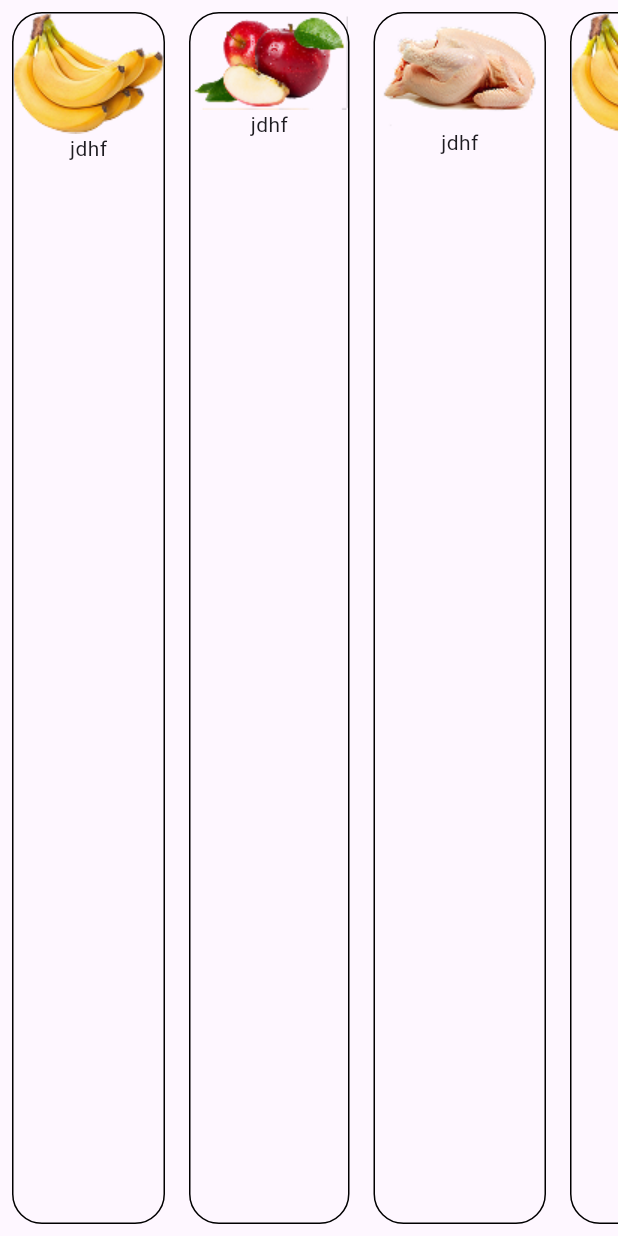
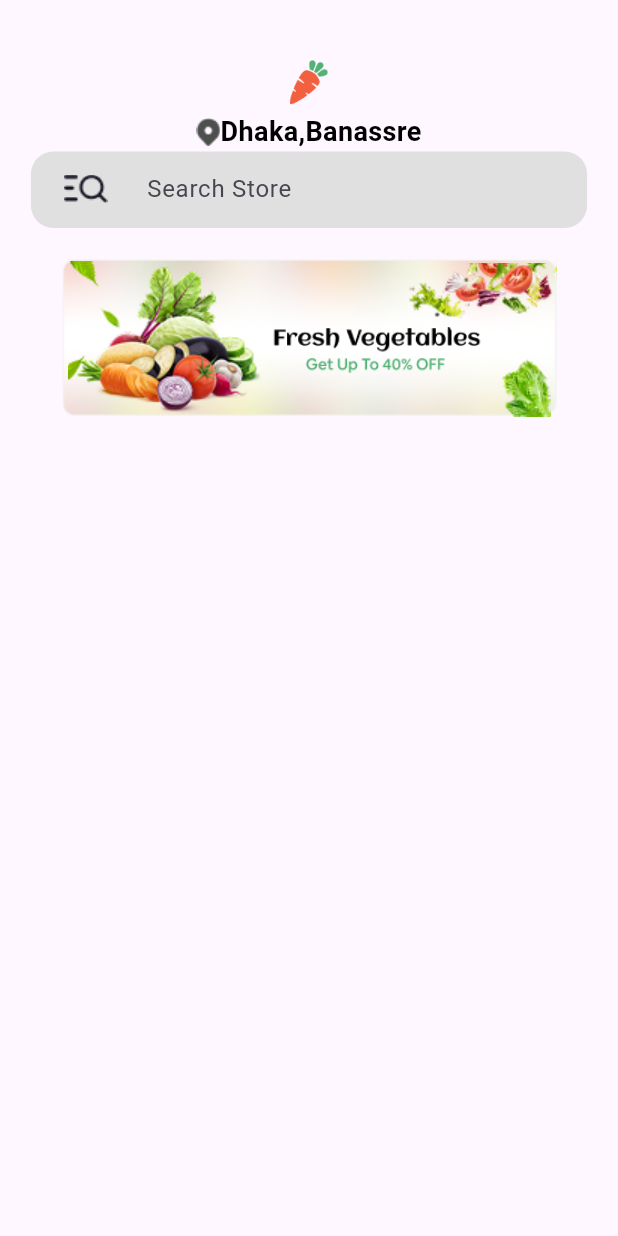
Before and after one commit to Attaullahdeveloper/groceryapp, a Flutter app: the screen it shows after launch, on a phone screen of 412 x 824 dp. Run offline on Flutter 3.47's test engine with Material 3 defaults, Android fonts, the phone set to English and light mode, and no system bars; our stand-ins replace get, google_fonts; Roboto replaces fonts that are missing (Questrial).

Commit message:
shop screen

```diff
--- a/lib/controlelr/constants/appAssets/appimages.dart
+++ b/lib/controlelr/constants/appAssets/appimages.dart
@@ -24,47 +24,7 @@ class AppImages{
   static String chicken='figmaimg/chicken.png';
   static String pulses='figmaimg/pulses.png';
   static String rice='figmaimg/rice.png';
+  static String search='figmaimg/search.png';
+  static String banner='figmaimg/banner.png';
 
 }
-
-//
-// floatingActionButton: Align(
-// alignment: Alignment.centerRight,
-// child: ElevatedButton(onPressed: (){}, child: ImageIcon((AssetImage(AppIcons.apprightarrow))),
-// style: ElevatedButton.styleFrom(
-// shape: CircleBorder(),
-// padding: EdgeInsets.all(20),
-// backgroundColor: AppColors.gmaincolor,
-// )),
-// ),
-// appBar: AppBar(
-// leading: ImageIcon(AssetImage(AppIcons.appleftarrow)),
-// ),
-// body:
-// SingleChildScrollView(
-// child: Column(
-// mainAxisAlignment: MainAxisAlignment.start,
-// crossAxisAlignment: CrossAxisAlignment.start,
-// children: [
-//
-// Padding(
-// padding: EdgeInsets.symmetric(vertical: 30,horizontal: 30),
-// child: Textwidget(text: 'Enter your 4-digit code',fontsize: 20,fontcolor: Colors.black,)),
-//
-// Padding(
-// padding: EdgeInsets.symmetric(horizontal: 30),
-// child: Textwidget(text: 'Code', fontcolor: Colors.black, fontsize: 15)),
-// Padding(
-// padding: EdgeInsets.all(20),
-// child: TextField(
-// keyboardType: TextInputType.number,
-// decoration: InputDecoration(
-// hintText: '- - - -',
-// contentPadding:EdgeInsets.all(5)
-// ),
-// ),
-// )
-//
-// ],
-// ),
-// ),
--- a/lib/main.dart
+++ b/lib/main.dart
@@ -5,6 +5,7 @@ import 'package:grocreyapp/views/auth_views/login_screen/login-screen.dart';
 
 import 'package:grocreyapp/views/auth_views/signinscreen/signin-screen.dart';
 import 'package:grocreyapp/views/auth_views/signup_scrreen/signup-screen.dart';
+import 'package:grocreyapp/views/home_views/shop_view/shop_view.dart';
 import 'package:grocreyapp/views/startingscreen/onbording_screen/Onboarding-screen.dart';
 import 'package:grocreyapp/views/startingscreen/splash_screen/splash-screen.dart';
 
@@ -15,14 +16,7 @@ void main() {
 
 class MyApp extends StatelessWidget {
    MyApp({super.key});
-List<ShopModel>explusiveList=[
-  ShopModel(subtext: 'subtextof banana', image: AppImages.banaImage, maintext: 'jdhf', pricetext: '65'),
-  ShopModel(subtext: 'subtextof appale', image: AppImages.appleimg, maintext: 'jdhf', pricetext: '65'),
-  ShopModel(subtext: 'subtextof chicken', image: AppImages.chicken, maintext: 'jdhf', pricetext: '65'),
-  ShopModel(subtext: 'subtextof banana', image: AppImages.banaImage, maintext: 'jdhf', pricetext: '65'),
-  ShopModel(subtext: 'subtextof appale', image: AppImages.appleimg, maintext: 'jdhf', pricetext: '65'),
-  ShopModel(subtext: 'subtextof chicken', image: AppImages.chicken, maintext: 'jdhf', pricetext: '65'),
-];
+
   // This widget is the root of your application.
   @override
   Widget build(BuildContext context) {
@@ -34,59 +28,9 @@ List<ShopModel>explusiveList=[
         colorScheme: ColorScheme.fromSeed(seedColor: Colors.deepPurple),
         useMaterial3: true,
       ),
-      home:Scaffold(
-        body: Column(children: [
-          Expanded(child: ListView.builder(
-            scrollDirection: Axis.horizontal,
-              itemCount: explusiveList.length,
-              itemBuilder:(context,i){
-                return Padding(
-                  padding: const EdgeInsets.all(8.0),
-                  child: InkWell(
-                    onTap: (){
-                      Navigator.push(context, MaterialPageRoute(builder: (context)=>ProductDetails(image:
-                      explusiveList[i].image.toString()
-                      )));
-                    },
-                    child: Container(
-                      decoration: BoxDecoration(
-                        borderRadius: BorderRadius.circular(20),
-                        border: Border.all()
-                      ),
-                      child: Column(children: [
-                        Image.asset(explusiveList[i].image.toString()),
-                        Text(explusiveList[i].maintext.toString())
-                      ],),
-                    ),
-                  ),
-                );
-              }))
-        ],),
-      )
+      home:Shopscreen(),
       //()//Shopscreen()// IntroClass()//Numberscreen()//Loginscreen()//Loctionscreen()//Splashscreen(),
 
     );
   }
 }
-
-
-
-
-class ProductDetails extends StatelessWidget {
- final String image;
-  const ProductDetails({super.key, required this.image});
-
-  @override
-  Widget build(BuildContext context) {
-    return Scaffold(
-      body: Column(children: [
-        Expanded(child: Container(
-          decoration: BoxDecoration(
-            image: DecorationImage(image: AssetImage(image))
-          ),
-        )),
-        Expanded(child: Container())
-      ],),
-    );
-  }
-}
--- /dev/null
+++ b/lib/practice.dart
@@ -0,0 +1 @@
+imp
--- /dev/null
+++ b/lib/views/home_views/shop_view/shop_view.dart
@@ -0,0 +1,112 @@
+import 'package:flutter/material.dart';
+import 'package:grocreyapp/controlelr/constants/appAssets/appimages.dart';
+import 'package:grocreyapp/controlelr/constants/appColors/appcolors.dart';
+import 'package:grocreyapp/controlelr/widgets/text-widget.dart';
+class Shopscreen extends StatefulWidget {
+  const Shopscreen({super.key});
+
+  @override
+  State<Shopscreen> createState() => _ShopscreenState();
+}
+
+class _ShopscreenState extends State<Shopscreen> {
+  @override
+  Widget build(BuildContext context) {
+    return Scaffold(
+      body: Column(
+        children: [
+          SizedBox(height: 40,),
+          Image.asset(AppImages.redcarrot,width: 30,height: 30,),
+          SizedBox(height: 5,),
+          Row(
+            mainAxisAlignment: MainAxisAlignment.center,
+            children: [
+              Image.asset(AppImages.smalllocation),
+              Textwidget(text: 'Dhaka,Banassre', fontcolor: Colors.black, fontsize: 18),
+            ],),
+          Container(
+            width: MediaQuery.of(context).size.width*0.9,
+            height: 51,
+            decoration: BoxDecoration(
+              borderRadius: BorderRadius.circular(15),
+              color: Colors.grey.shade300,
+            ),
+            child:TextFormField(
+              decoration: InputDecoration(
+                prefixIcon: Image.asset(AppImages.search),
+                hintText: 'Search Store',
+                border: InputBorder.none,
+                contentPadding: EdgeInsets.all(13),))),
+          //-----------------------------search area completed------------------------------------------------------//
+         SizedBox(height: 20,),
+          Expanded(
+             flex: 20,
+              child:PageView(
+                children: [
+                  Align(
+                    child:
+                    Container(//----------------------------------
+                      width: 330,
+                      height: 140,
+                      decoration: BoxDecoration(
+                        borderRadius: BorderRadius.circular(10),
+                        //color: Colors.black,
+                      ),
+                      child:
+                      Stack(
+                        children: [
+                          Image.asset(AppImages.bimgshop),
+                          Padding(
+                              padding: EdgeInsets.symmetric(vertical: 2,horizontal: 4),
+                              child: Image.asset(AppImages.leafs)),//-----2
+                          Positioned(
+                            top: 3,
+                            child: Padding(
+                                padding: EdgeInsets.symmetric(horizontal: 230),
+                                child: Image.asset(AppImages.vegetable2)),
+                          ),//------------3
+                          Padding(
+                              padding: EdgeInsets.symmetric(horizontal: 10),
+                              child: Image.asset(AppImages.vegetable1)),//-------------4
+                          Positioned(
+                            top: 40,
+                            child: Padding(
+                                padding: EdgeInsets.symmetric(horizontal: 140),
+                                child: Image.asset(AppImages.textmain,height: 44,width: 140,)),
+                          ),//-------5
+                          Positioned(
+                            top: 65,
+                            child: Padding(
+                                padding: EdgeInsets.symmetric(
+                                  horizontal: 285,
+                                ),
+                                child: Image.asset(AppImages.vegetable3)),
+                          ),
+                        ],
+                      ),
+                    ),
+                  ),//--------------1st container--------------------------
+                  Align(
+                    child: Container(
+                      width: 330,
+                      height: 140,
+                      decoration: BoxDecoration(
+                        borderRadius: BorderRadius.circular(10),
+                        //color: Colors.black,
+                      ),
+                      child: Image.asset(AppImages.bimgshop),
+                    ),
+                  ),
+
+                ],
+              ) ,
+
+              ),
+          Expanded(
+              flex: 80,
+              child: Container())
+        ],
+      ),
+    );
+  }
+}
```
Also changed, not shown: figmaimg/banner.png (added), lib/views/home_views/home_views/home_screen.dart (deleted).
